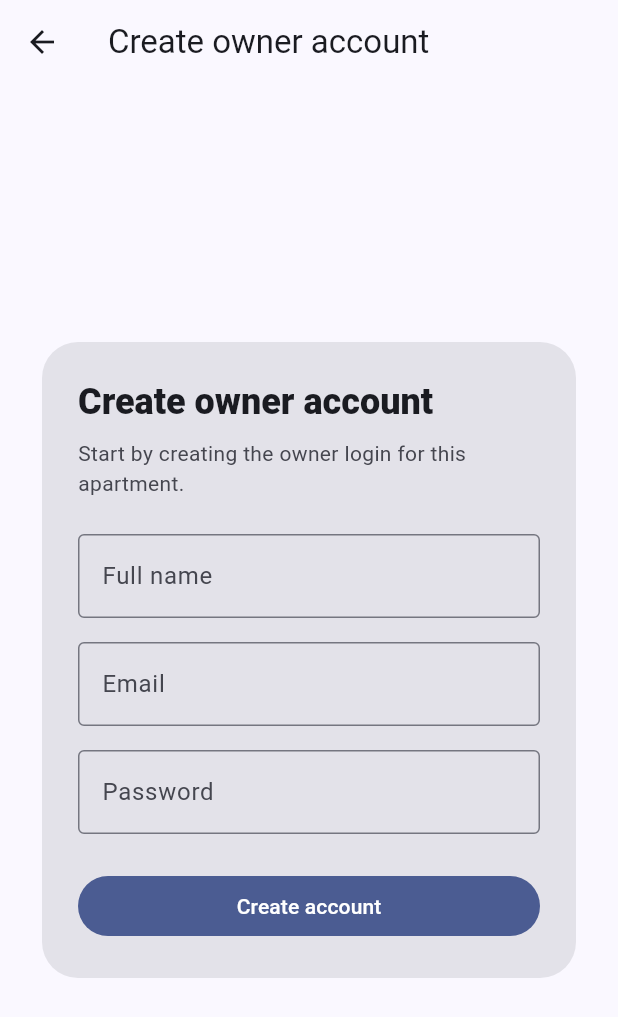
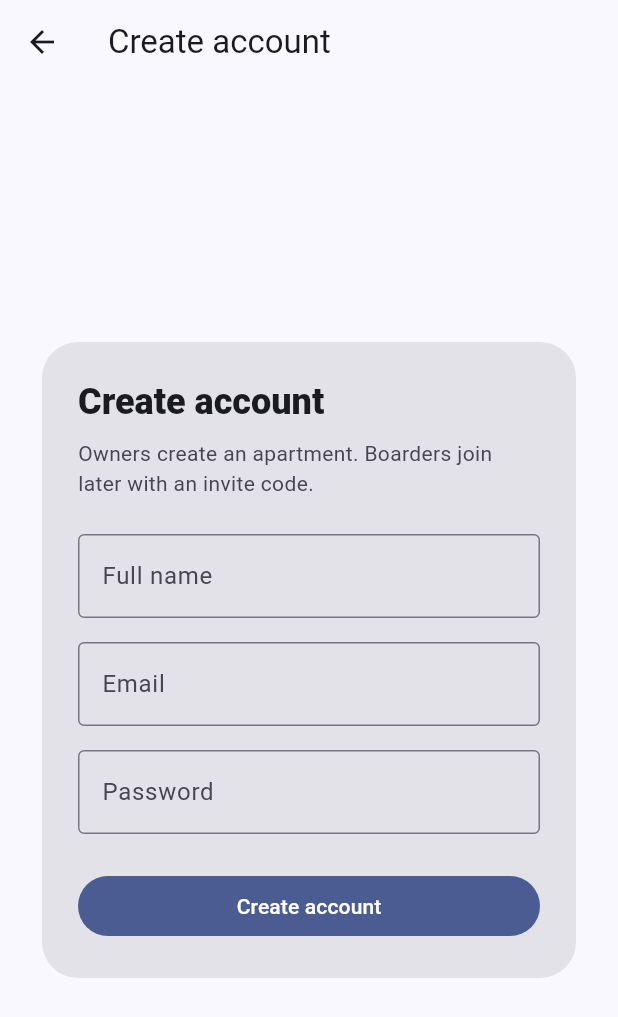
Before and after one commit to CL4-Bisk/secret-repo, a Flutter app: the screen it shows after launch, after a tap on "Create owner account", on a phone screen of 412 x 824 dp. Shown: the top 1017 px of the screen. Run offline on Flutter 3.47's test engine with Material 3 defaults, Android fonts, the light colour scheme and no system bars; our stand-ins replace flutter_riverpod, go_router, supabase_flutter; accounts and stored records are empty; statements that could not run were skipped.

Commit message:
ref: created a separate boarder signin from the owner

```diff
--- a/lib/features/auth/auth_screen.dart
+++ b/lib/features/auth/auth_screen.dart
@@ -24,8 +24,9 @@ class SignUpScreen extends StatelessWidget {
   @override
   Widget build(BuildContext context) {
     return const AuthScaffold(
-      title: 'Create owner account',
-      subtitle: 'Start by creating the owner login for this apartment.',
+      title: 'Create account',
+      subtitle:
+          'Owners create an apartment. Boarders join later with an invite code.',
       submitLabel: 'Create account',
       mode: AuthFormMode.signUp,
     );
--- a/lib/main.dart
+++ b/lib/main.dart
@@ -165,9 +165,14 @@ class _LandingContent extends StatelessWidget {
           runSpacing: 12,
           children: [
             FilledButton(
-              key: const Key('landing-sign-up-button'),
+              key: const Key('landing-owner-sign-up-button'),
               onPressed: () => context.go('/sign-up'),
               child: const Text('Create owner account'),
+            ),
+            FilledButton.tonal(
+              key: const Key('landing-boarder-sign-up-button'),
+              onPressed: () => context.go('/sign-up'),
+              child: const Text('Create boarder account'),
             ),
             OutlinedButton(
               key: const Key('landing-sign-in-button'),
@@ -175,6 +180,14 @@ class _LandingContent extends StatelessWidget {
               child: const Text('Sign in'),
             ),
           ],
+        ),
+        const SizedBox(height: 12),
+        Text(
+          'Boarders create an account first, then join with the owner invite code.',
+          textAlign: TextAlign.center,
+          style: Theme.of(
+            context,
+          ).textTheme.bodyMedium?.copyWith(color: colorScheme.onSurfaceVariant),
         ),
       ],
     );
```
